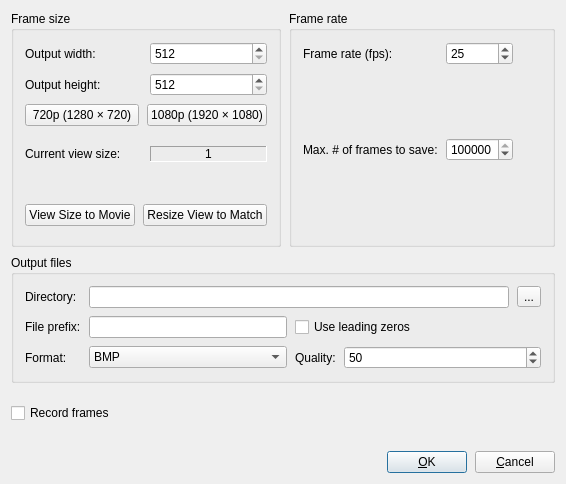
First picture: the form in sigel/ui/SIGEL_SlaveUI/SIG_MovieSettingsDialogBase.ui, repository jayMcBee/sigel-evolutionary-walking-robots, before the edit.
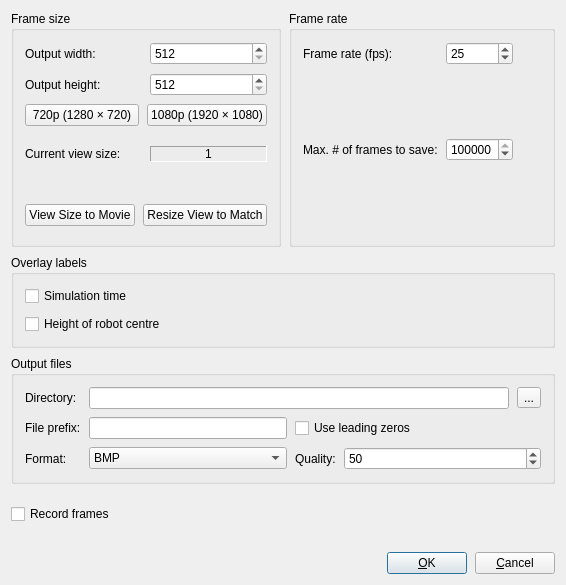
Second picture: the form after the edit.

Commit message: Item 130: Movie Settings gets overlay label checkboxes for simulation time and robot height

```diff
--- a/sigel/ui/SIGEL_SlaveUI/SIG_MovieSettingsDialogBase.ui
+++ b/sigel/ui/SIGEL_SlaveUI/SIG_MovieSettingsDialogBase.ui
@@ -23,6 +23,41 @@
           <property name="spacing">
             <number>8</number>
           </property>
+          <item>
+            <widget class="QGroupBox" name="groupboxOverlayLabels">
+              <property name="title">
+                <string>Overlay labels</string>
+              </property>
+              <layout class="QVBoxLayout">
+                <property name="margin">
+                  <number>11</number>
+                </property>
+                <property name="spacing">
+                  <number>8</number>
+                </property>
+                <item>
+                  <widget class="QCheckBox" name="checkboxOverlaySimulationTime">
+                    <property name="text">
+                      <string>Simulation time</string>
+                    </property>
+                    <property name="toolTip">
+                      <string>Writes the simulated time into each saved frame. The view on screen does not change.</string>
+                    </property>
+                  </widget>
+                </item>
+                <item>
+                  <widget class="QCheckBox" name="checkboxOverlayRobotHeight">
+                    <property name="text">
+                      <string>Height of robot centre</string>
+                    </property>
+                    <property name="toolTip">
+                      <string>Writes the height of the robot centre into each saved frame. The view on screen does not change.</string>
+                    </property>
+                  </widget>
+                </item>
+              </layout>
+            </widget>
+          </item>
           <item>
             <widget class="QGroupBox" name="groupboxDirectory">
     <property name="title">
```
The commit also changes 3 other files.
